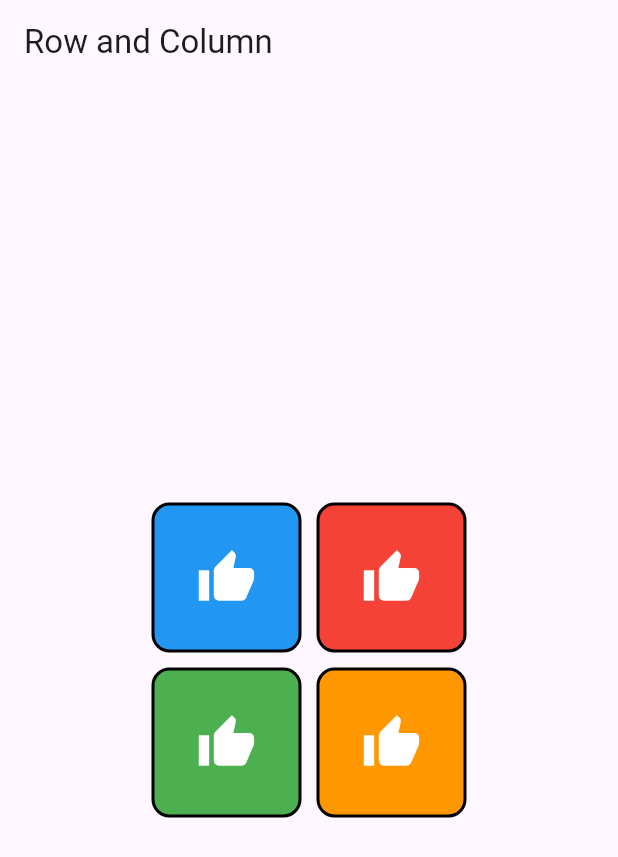
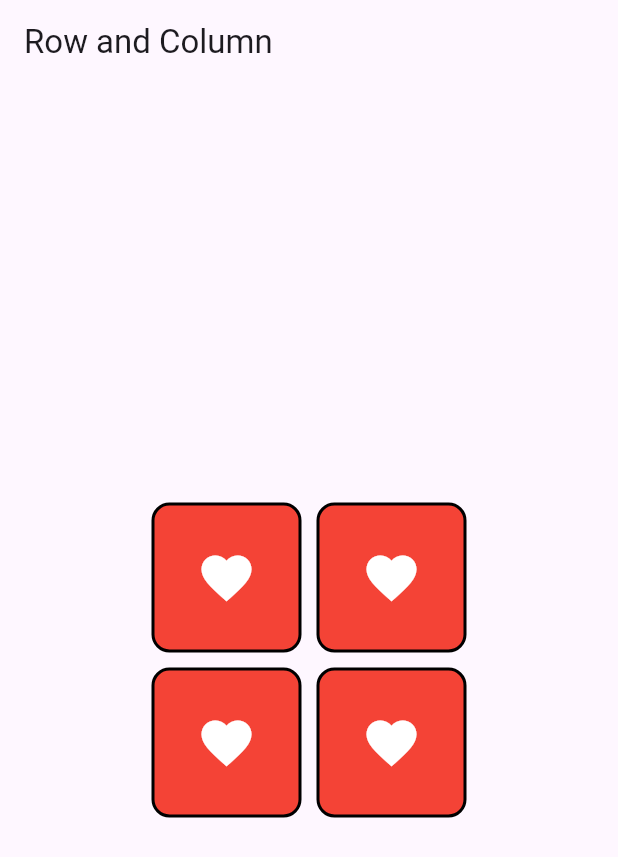
Before and after one commit to hanifahifa/PRAKTIKUM_MOBILE, a Flutter app: the screen it shows after launch, on a phone screen of 412 x 824 dp. Shown: the top 857 px of the screen. Run offline on Flutter 3.47's test engine with Material 3 defaults, Android fonts, the phone set to English and light mode, and no system bars.

Commit message:
Ubah icon menjadi Icons.favorite dan atur warnanya merah

```diff
--- a/lib/main.dart
+++ b/lib/main.dart
@@ -17,20 +17,12 @@
             children: [
               Row(
                 mainAxisAlignment: MainAxisAlignment.center,
-                children: [
-                  KotakJempol(color: Colors.blue),
-                  SizedBox(width: 10),
-                  KotakJempol(color: Colors.red),
-                ],
+                children: [KotakFavorit(), SizedBox(width: 10), KotakFavorit()],
               ),
               SizedBox(height: 10),
               Row(
                 mainAxisAlignment: MainAxisAlignment.center,
-                children: [
-                  KotakJempol(color: Colors.green),
-                  SizedBox(width: 10),
-                  KotakJempol(color: Colors.orange),
-                ],
+                children: [KotakFavorit(), SizedBox(width: 10), KotakFavorit()],
               ),
             ],
           ),
@@ -40,22 +32,22 @@
   }
 }
 
-class KotakJempol extends StatelessWidget {
-  final Color color;
-
-  KotakJempol({required this.color});
-
+class KotakFavorit extends StatelessWidget {
   @override
   Widget build(BuildContext context) {
     return Container(
       width: 100,
       height: 100,
       decoration: BoxDecoration(
-        color: color,
+        color: Colors.red, // semua box merah
         border: Border.all(color: Colors.black, width: 2),
         borderRadius: BorderRadius.circular(12),
       ),
-      child: Icon(Icons.thumb_up, color: Colors.white, size: 40),
+      child: Icon(
+        Icons.favorite,
+        color: Colors.white, // love putih
+        size: 40,
+      ),
     );
   }
 }
```
